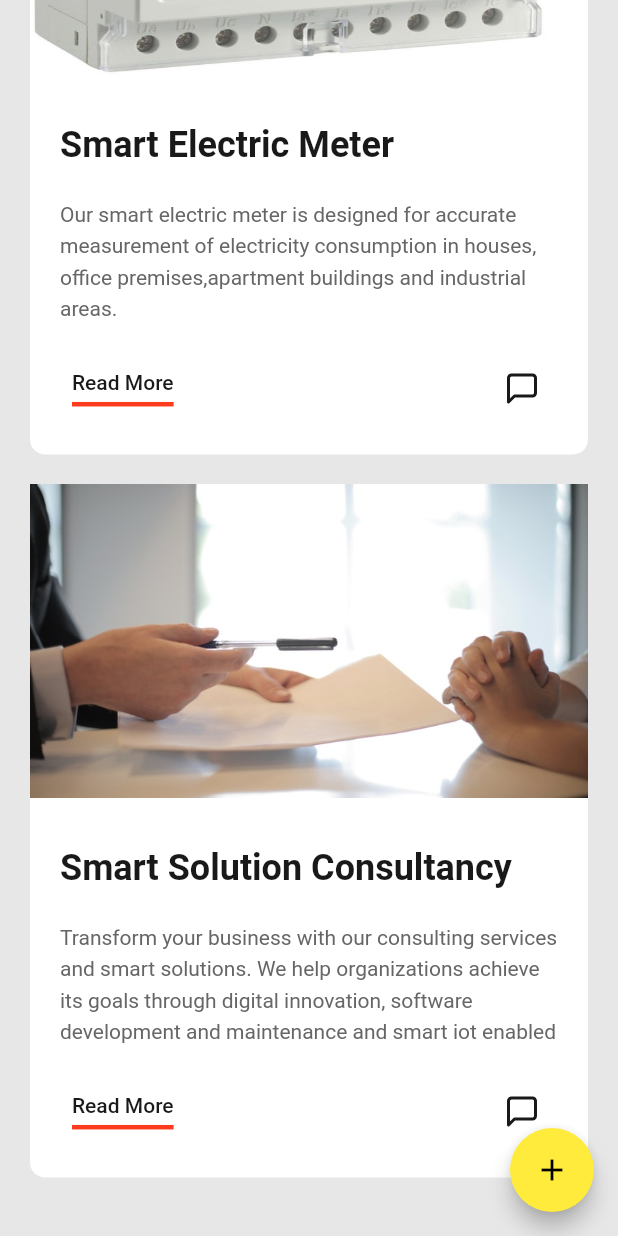
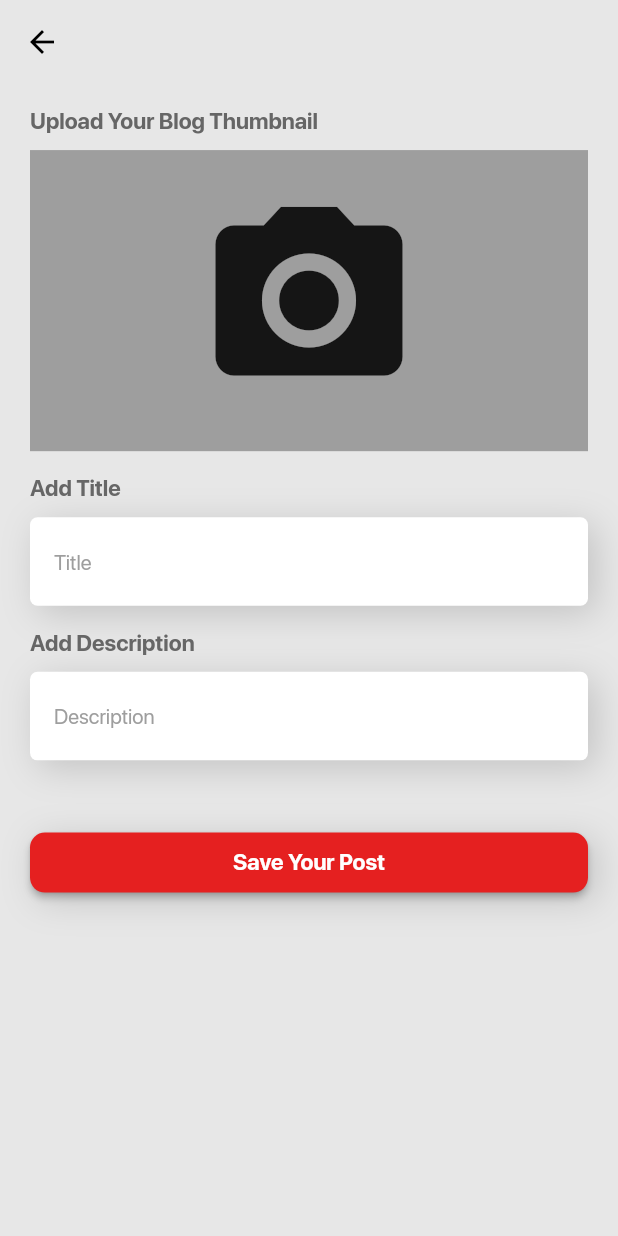
Before and after one commit to Haraprosad/padma_smart_tech_blog, a Flutter app: the screen it shows after launch, scrolled down 911 dp, after a tap on the "add" icon, on a phone screen of 412 x 824 dp. Run offline on Flutter 3.47's test engine with Material 2 defaults, Android fonts, the phone set to English and light mode, and no system bars; our stand-ins replace connectivity, dio, flutter_svg, get, get_it, get_storage and 3 more; missing offline and left inert: connectivity_for_web, fimber, splash_screen_view; Roboto replaces fonts that are missing (Raleway); project files that could hold a hidden picture were left out.

Commit message:
Create and Update Screen for dummy data

```diff
--- a/lib/gen/fonts.gen.dart
+++ b/lib/gen/fonts.gen.dart
@@ -13,4 +13,7 @@ class FontFamily {
 
   /// Font family: SIYAM
   static const String siyam = 'SIYAM';
+
+  /// Font family: SF-Pro-Display
+  static const String sfProDisplay = 'SF-Pro-Display';
 }
--- a/lib/my_app.dart
+++ b/lib/my_app.dart
@@ -1,4 +1,5 @@
 import 'package:flutter/material.dart';
+import 'package:padma_smart_tech_blog/ui/create_blog_screen/create_blog_ui.dart';
 import 'package:padma_smart_tech_blog/ui/home_screen/home_main_ui.dart';
 import 'package:padma_smart_tech_blog/utils/responsive_size/app_config.dart';
 import 'ui/splash_ui.dart';
--- /dev/null
+++ b/lib/ui/create_blog_screen/create_blog_ui.dart
@@ -0,0 +1,199 @@
+import 'package:flutter/cupertino.dart';
+import 'package:flutter/material.dart';
+import 'package:flutter/rendering.dart';
+import 'package:get/get.dart';
+import 'package:google_fonts/google_fonts.dart';
+import 'package:padma_smart_tech_blog/ext/num_x.dart';
+import 'package:padma_smart_tech_blog/gen/fonts.gen.dart';
+import 'package:padma_smart_tech_blog/utils/color_constants.dart';
+import 'package:padma_smart_tech_blog/utils/constant_size.dart';
+import 'package:padma_smart_tech_blog/utils/custom_box_shadow.dart';
+import 'package:padma_smart_tech_blog/utils/fonts_helper/font_styles.dart';
+
+class CreateBlogUI extends StatefulWidget {
+  @override
+  _CreateBlogUIState createState() => _CreateBlogUIState();
+}
+
+class _CreateBlogUIState extends State<CreateBlogUI> {
+  var globalKey = GlobalKey<ScaffoldState>;
+  var stdPxW = 20.w;
+  var stdPxH = 16.h;
+  @override
+  Widget build(BuildContext context) {
+    return Scaffold(
+      appBar: AppBar(
+        backgroundColor: Colors.transparent,
+        elevation: 0,
+        iconTheme: IconThemeData(
+          color: Colors.black,
+        ),
+      ),
+      body: SafeArea(
+        child: SingleChildScrollView(
+          child: Container(
+            padding: EdgeInsets.symmetric(horizontal: stdPxW),
+            child: Column(
+              mainAxisAlignment: MainAxisAlignment.start,
+              mainAxisSize: MainAxisSize.min,
+              crossAxisAlignment: CrossAxisAlignment.start,
+              children: [
+                //**************1.Profile pic upload portion*****************
+                SizedBox(
+                  height: stdPxH,
+                ),
+                Container(
+                  child: Text("Upload Your Blog Thumbnail",style: TextStyle(
+                    fontFamily: FontFamily.sfProDisplay,fontWeight: FontWeight.bold,
+                    fontSize: 15.w
+                  ),),
+                ),
+                SizedBox(height: SizeConstants.kDefaultPadding-10,),
+                InkWell(
+                  child: Container(
+                    color: Colors.grey.shade500,
+                    height: 200.h,
+                    width: Get.width - 2*SizeConstants.kDefaultPadding,
+                    child: Center(
+                      child: Icon(
+                        Icons.camera_alt,
+                        size: 150.w,
+                        color: Colors.black87,
+                      ),
+                    ),
+                  ),
+                  onTap: () {
+                    // ExtendedNavigator.of(context)
+                    //     .pushNamed(Routes.imagePickerCropper);
+                    //todo
+                  },
+                ),
+
+                //*************************************
+                SizedBox(
+                  height: stdPxH,
+                ),
+
+                //*********Add title Section *******************
+                Container(
+                  child: Text("Add Title",style: TextStyle(
+                      fontFamily: FontFamily.sfProDisplay,fontWeight: FontWeight.bold,
+                      fontSize: 15.w
+                  ),),
+                ),
+                SizedBox(height: SizeConstants.kDefaultPadding-10,),
+                Container(
+                  decoration: BoxDecoration(
+                    boxShadow: [boxShadowForInputText],
+                    color: Colors.white,
+                    borderRadius: BorderRadius.all(Radius.circular(5)),
+                  ),
+                  child: TextFormField(
+                    keyboardType: TextInputType.multiline,
+                    maxLines: null,
+                    onChanged: (value) {
+                      //todo
+                    },
+                    style: titleTextStyle,
+                    decoration: InputDecoration(
+                        hintText: "Title",
+                        hintStyle: hintTextStyle,
+                        border: InputBorder.none,
+                        contentPadding: EdgeInsets.symmetric(
+                            horizontal: stdPxH, vertical: stdPxW)),
+                  ),
+                ),
+                //******************************************
+                SizedBox(
+                  height: stdPxH,
+                ),
+                Container(
+                  child: Text("Add Description",style: TextStyle(
+                      fontFamily: FontFamily.sfProDisplay,fontWeight: FontWeight.bold,
+                      fontSize: 15.w
+                  ),),
+                ),
+                SizedBox(height: SizeConstants.kDefaultPadding-10,),
+                //*********Description Section *******************
+                Container(
+                  decoration: BoxDecoration(
+                    boxShadow: [boxShadowForInputText],
+                    color: Colors.white,
+                    borderRadius: BorderRadius.all(Radius.circular(5)),
+                  ),
+                  child: TextFormField(
+                    keyboardType: TextInputType.multiline,
+                    maxLines: null,
+                    onChanged: (value) {
+                      //todo
+                    },
+                    style: titleTextStyle,
+                    decoration: InputDecoration(
+                        hintText: "Description",
+                        hintStyle: hintTextStyle,
+                        border: InputBorder.none,
+                        contentPadding: EdgeInsets.symmetric(
+                            horizontal: stdPxH, vertical: stdPxW)),
+                  ),
+                ),
+                //******************************************
+                SizedBox(
+                  height: stdPxH*3,
+                ),
+
+                //*******************7.Button Section*********
+                Container(
+                  height: 40,
+                  width: double.infinity,
+                  decoration: BoxDecoration(
+                    boxShadow: [boxShadowForInputText],
+                  ),
+                  child: ButtonTheme(
+                    shape: RoundedRectangleBorder(
+                      borderRadius: BorderRadius.all(Radius.circular(10)),
+                    ),
+                    child: RaisedButton(
+                      color: ColorConstants.clearRed,
+                      onPressed: () {
+                        //todo
+                      },
+                      child: Text(
+                        "Save Your Post",
+                        style: buttonTextStyle,
+                      ),
+                    ),
+                  ),
+                ),
+                SizedBox(
+                  height: stdPxH*4,
+                )
+                //*****************************************
+              ],
+            ),
+          ),
+        ),
+      ),
+    );
+
+  }
+
+
+
+  // void uploadImage() async {
+  //   final result = await Navigator.push(
+  //     context,
+  //     // Create the SelectionScreen in the next step.
+  //     MaterialPageRoute(
+  //       builder: (context) => ImagePickerCropper(),
+  //     ),
+  //   );
+  //
+  //   if (result != null && result != "NO") {
+  //     setState(() {
+  //       imgProfile = result;
+  //     });
+  //   }
+  // }
+}
+
+//**************** BottomSheet*******************888
--- a/lib/ui/details_screen/post_details.dart
+++ b/lib/ui/details_screen/post_details.dart
@@ -1,8 +1,12 @@
 import 'package:flutter/material.dart';
+import 'package:get/get.dart';
 import 'package:google_fonts/google_fonts.dart';
+import 'package:padma_smart_tech_blog/ext/navigation_x.dart';
 import 'package:padma_smart_tech_blog/ext/widget_x.dart';
 import 'package:padma_smart_tech_blog/gen/fonts.gen.dart';
+import 'package:padma_smart_tech_blog/ui/create_blog_screen/create_blog_ui.dart';
 import 'package:padma_smart_tech_blog/ui/details_screen/comment_ui.dart';
+import 'package:padma_smart_tech_blog/ui/edit_blog_ui/edit_blog_ui.dart';
 import 'package:padma_smart_tech_blog/utils/constant_size.dart';
 class PostDetailsPage extends StatefulWidget {
   final String title;
@@ -22,6 +26,7 @@ class PostDetailsPage extends StatefulWidget {
 
 class _PostDetailsPageState extends State<PostDetailsPage> {
 
+
   TextEditingController? _controller;
  @override
   void initState() {
@@ -33,7 +38,7 @@ class _PostDetailsPageState extends State<PostDetailsPage> {
   Widget build(BuildContext context) {
     return Scaffold(
       backgroundColor: Colors.grey[100],
-      appBar: AppBar(
+      appBar:AppBar(
         backgroundColor: Colors.transparent,
         elevation: 0,
         iconTheme: IconThemeData(
@@ -72,7 +77,8 @@ class _PostDetailsPageState extends State<PostDetailsPage> {
                   ),
                   color: Colors.grey,
                   onPressed: () {
-                    //todo: do edit operation
+                    Get.to(EditBlogUI(title: widget.title,
+                    description: widget.description,image: widget.image,));
                   },
                 ),
               ),
--- a/lib/ui/home_screen/home_main_ui.dart
+++ b/lib/ui/home_screen/home_main_ui.dart
@@ -1,6 +1,7 @@
 import 'package:flutter/material.dart';
 import 'package:get/get.dart';
 import 'package:padma_smart_tech_blog/controller/menu_controller.dart';
+import 'package:padma_smart_tech_blog/ui/create_blog_screen/create_blog_ui.dart';
 import 'package:padma_smart_tech_blog/utils/color_constants.dart';
 import 'package:padma_smart_tech_blog/utils/constant_size.dart';
 
@@ -14,10 +15,10 @@ class HomeMainUI extends StatelessWidget {
   Widget build(BuildContext context) {
     return Scaffold(
       floatingActionButton: FloatingActionButton(
-        backgroundColor: Colors.yellow,
-        child: Icon(Icons.add),
+        backgroundColor: ColorConstants.clearRed,
+        child: Icon(Icons.add,color: Colors.white,),
         onPressed: (){
-          //todo
+          Get.to(CreateBlogUI());
         },
       ),
       key: _controller.scaffoldkey,
--- a/lib/utils/color_constants.dart
+++ b/lib/utils/color_constants.dart
@@ -20,4 +20,8 @@ class ColorConstants {
   static const kDarkBlackColor = Color(0xFF191919);
   static const kBgColor = Color(0xFFE7E7E7);
   static const kBodyTextColor = Color(0xFF666666);
+
+  //*********Create Blog Screen***************
+  static const Color clearRed = Color(0xFFE52020);
+  static const clearBlue = Colors.blueAccent;
 }
--- /dev/null
+++ b/lib/utils/custom_box_shadow.dart
@@ -0,0 +1,15 @@
+import 'package:flutter/material.dart';
+
+//text form box shadow
+final BoxShadow boxShadowForInputText = BoxShadow(
+    color: Colors.grey.withOpacity(.5),
+    blurRadius: 20.0, // soften the shadow
+    spreadRadius: 0.0, //extend the shadow
+    offset: Offset(
+      5.0, // Move to right 10  horizontally
+      5.0, // Move to bottom 10 Vertically
+    ));
+
+//card box shadow
+final BoxShadow boxShadowCard = BoxShadow(
+    color: Colors.black12, offset: Offset(0.0, 10.0), blurRadius: 10.0);
--- a/pubspec.yaml
+++ b/pubspec.yaml
@@ -168,6 +168,10 @@ flutter:
     - family: SIYAM
       fonts:
         - asset: assets/font/siyam/SiyamRupaliANSI.ttf
+    - family: SF-Pro-Display
+      fonts:
+        - asset: assets/font/SF-Pro-Display-Bold.ttf
+        - asset: assets/font/SF-Pro-Display-Regular.ttf
   #
   # For details regarding fonts from package dependencies,
   # see https://flutter.dev/custom-fonts/#from-packages
```
Also changed, not shown: lib/ui/edit_blog_ui/edit_blog_ui.dart (added, +201 -0 lines), lib/utils/fonts_helper/font_styles.dart (+14 -27 lines), assets/font/SF-Pro-Display-Bold.ttf (added), assets/font/SF-Pro-Display-Regular.ttf (added), 4 other files.
